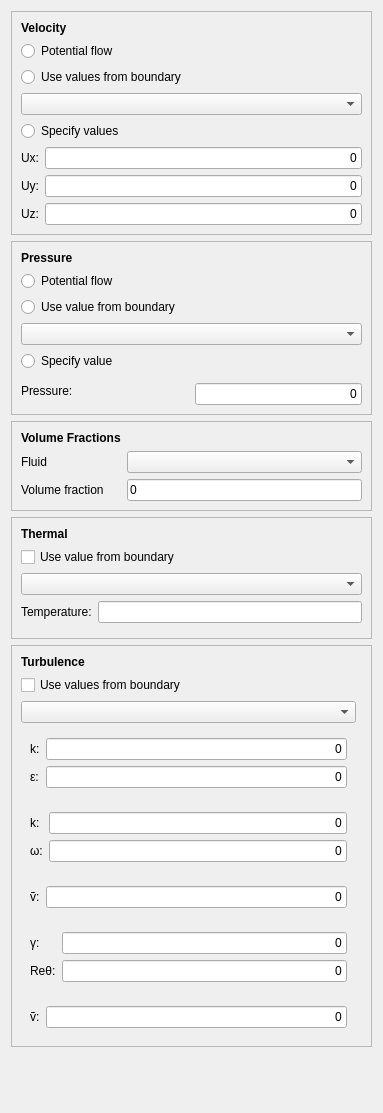
Above: core/gui/TaskPanelCfdInitialiseInternalField.ui from jaheyns/CfdOF before the change. Below: the same form after it.
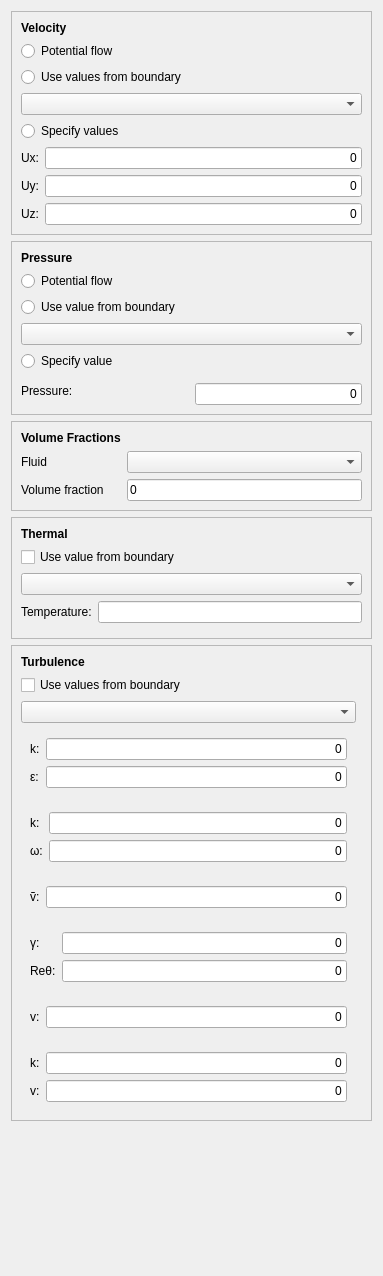
That is the form after the change. Custom widgets are drawn as their Qt base class.

```diff
--- a/core/gui/TaskPanelCfdInitialiseInternalField.ui
+++ b/core/gui/TaskPanelCfdInitialiseInternalField.ui
@@ -7,7 +7,7 @@
 				<x>0</x>
 				<y>0</y>
 				<width>383</width>
-				<height>1113</height>
+				<height>1276</height>
 			</rect>
 		</property>
 		<property name="windowTitle">
@@ -354,7 +354,7 @@
 									<item row="0" column="0">
 										<widget class="QLabel" name="label">
 											<property name="text">
-												<string>ṽ:</string>
+												<string>v:</string>
 											</property>
 										</widget>
 									</item>
@@ -388,7 +388,89 @@
 									</item>
 								</layout>
 							</widget>
-						</item>						
+						</item>
+						<item row="8" column="0">
+							<widget class="QFrame" name="leskEqnFrame">
+								<property name="frameShape">
+									<enum>QFrame::NoFrame</enum>
+								</property>
+								<property name="frameShadow">
+									<enum>QFrame::Raised</enum>
+								</property>
+								<layout class="QGridLayout" name="gridLayout">
+									<item row="0" column="0">
+										<widget class="QLabel" name="label">
+											<property name="text">
+												<string>k:</string>
+											</property>
+										</widget>
+									</item>
+									<item row="0" column="1">
+										<widget class="Gui::InputField" name="inputkEqnKineticEnergy">
+											<property name="sizePolicy">
+												<sizepolicy hsizetype="MinimumExpanding" vsizetype="Fixed">
+													<horstretch>1</horstretch>
+													<verstretch>0</verstretch>
+												</sizepolicy>
+											</property>
+											<property name="text">
+												<string>0</string>
+											</property>
+											<property name="alignment">
+												<set>Qt::AlignRight|Qt::AlignTrailing|Qt::AlignVCenter</set>
+											</property>
+											<property name="singleStep" stdset="0">
+												<double>0.001000000000000</double>
+											</property>
+											<property name="minimum" stdset="0">
+												<double>0.000000000000000</double>
+											</property>
+											<property name="unit" stdset="0">
+												<string notr="true"/>
+											</property>
+											<property name="format" stdset="0">
+												<string>g</string>
+											</property>
+										</widget>
+									</item>
+									<item row="1" column="0">
+										<widget class="QLabel" name="label">
+											<property name="text">
+												<string>v:</string>
+											</property>
+										</widget>
+									</item>
+									<item row="1" column="1">
+										<widget class="Gui::InputField" name="inputkEqnTurbulentViscosity">
+											<property name="sizePolicy">
+												<sizepolicy hsizetype="MinimumExpanding" vsizetype="Fixed">
+													<horstretch>1</horstretch>
+													<verstretch>0</verstretch>
+												</sizepolicy>
+											</property>
+											<property name="text">
+												<string>0</string>
+											</property>
+											<property name="alignment">
+												<set>Qt::AlignRight|Qt::AlignTrailing|Qt::AlignVCenter</set>
+											</property>
+											<property name="singleStep" stdset="0">
+												<double>0.001000000000000</double>
+											</property>
+											<property name="minimum" stdset="0">
+												<double>0.000000000000000</double>
+											</property>
+											<property name="unit" stdset="0">
+												<string notr="true"/>
+											</property>
+											<property name="format" stdset="0">
+												<string>g</string>
+											</property>
+										</widget>
+									</item>
+								</layout>
+							</widget>
+						</item>
 					</layout>
 				</widget>
 			</item>
```
Left out of the diff: 7 changed lines with no effect on the pictures.
